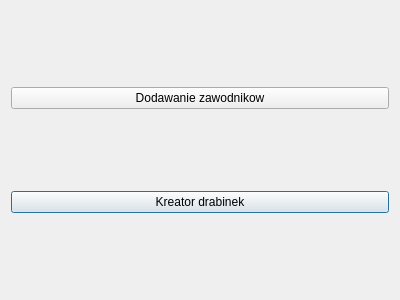
First picture: the form in xmainwindow.ui, repository Maciek-szcz/C-projects, before the edit.
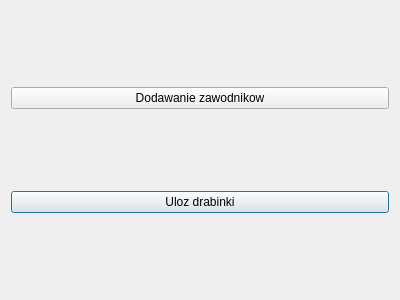
Second picture: the form after the edit.

What changed in the file:
```diff
--- a/xmainwindow.ui
+++ b/xmainwindow.ui
@@ -17,7 +17,7 @@
    <item row="1" column="0">
     <widget class="QPushButton" name="Shuffling">
      <property name="text">
-      <string>Kreator drabinek</string>
+      <string>Uloz drabinki</string>
      </property>
     </widget>
    </item>
```
